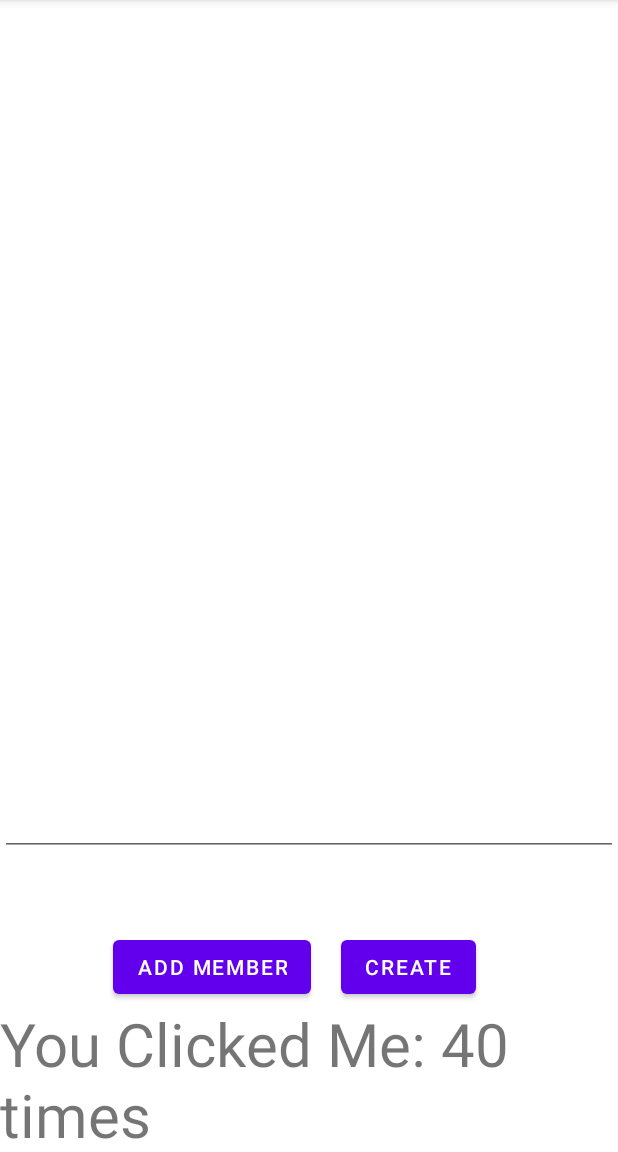
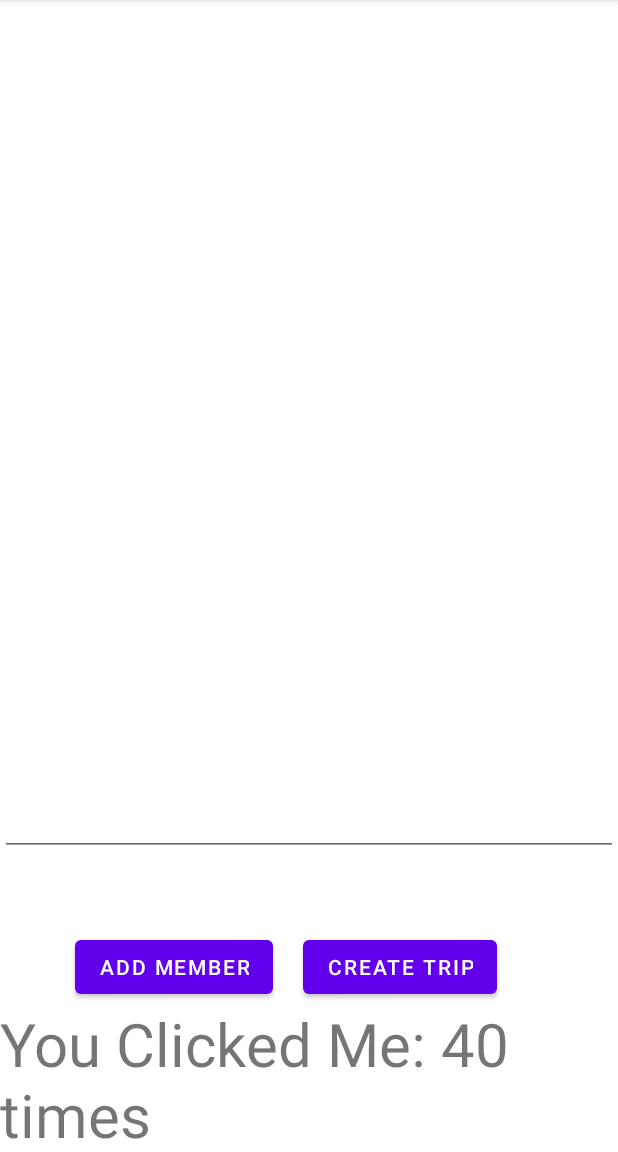
Before and after one commit to s-brajendra/split-expenses, an Android app: the NewTripActivity screen opened directly, with no data from a screen before it, after a tap on "ADD MEMBER", on a phone screen of 412 x 824 dp, the part 84-1236 px from its top. Run offline under Robolectric (Android 15) with nearby library versions, the phone set to English and light mode, and no system bars; our stand-ins replace Room's generated code.

Commit message:
minor changes
minor changes

```diff
--- a/app/src/main/java/com/example/splitexpenses/MainActivity.java
+++ b/app/src/main/java/com/example/splitexpenses/MainActivity.java
@@ -3,6 +3,7 @@ package com.example.splitexpenses;
 import androidx.annotation.NonNull;
 import androidx.appcompat.app.AppCompatActivity;
 
+import android.content.Intent;
 import android.os.Bundle;
 import android.view.MenuItem;
 
@@ -32,6 +33,7 @@ public class MainActivity extends AppCompatActivity implements NavigationBarView
 
     }
 
+
     @Override
     public boolean onNavigationItemSelected(@NonNull MenuItem item) {
         switch (item.getItemId())
@@ -51,4 +53,6 @@ public class MainActivity extends AppCompatActivity implements NavigationBarView
         }
         return false;
     }
+
+
 }
--- a/app/src/main/java/com/example/splitexpenses/NewTripActivity.java
+++ b/app/src/main/java/com/example/splitexpenses/NewTripActivity.java
@@ -6,9 +6,12 @@ import androidx.lifecycle.Observer;
 import androidx.lifecycle.ViewModelProvider;
 import androidx.recyclerview.widget.LinearLayoutManager;
 import androidx.recyclerview.widget.RecyclerView;
+import androidx.room.Room;
+import androidx.room.RoomDatabase;
 
 import android.content.Intent;
 import android.os.Bundle;
+import android.os.Parcelable;
 import android.view.View;
 import android.widget.Button;
 import android.widget.EditText;
@@ -16,27 +19,30 @@ import android.widget.TextView;
 import android.widget.Toast;
 
 import com.example.splitexpenses.adapters.MembersAdapter;
+import com.example.splitexpenses.db.TripAppDatabase;
+import com.example.splitexpenses.db.entity.NewTrip;
+import com.example.splitexpenses.fragments.HomeFragment;
 import com.example.splitexpenses.template_data.MemberCardData;
 
+import java.io.Serializable;
+import java.text.SimpleDateFormat;
 import java.util.ArrayList;
+import java.util.Date;
 
 public class NewTripActivity extends AppCompatActivity {
-
 
     Button btn, btnCreate;
     EditText editText;
     NewTripActivityViewModel newTripActivityViewModel;
     TextView textView;
-
-
     // recycler view
-
     RecyclerView recyclerView;
     //data
     ArrayList<MemberCardData> tripList;
-
     // adapter
     MembersAdapter adapter;
+    public TripAppDatabase tripAppDatabase;
+
 
 
 
@@ -50,6 +56,15 @@ public class NewTripActivity extends AppCompatActivity {
         textView = findViewById(R.id.txtCount);
         recyclerView = findViewById(R.id.addMemberRecyclerView);
 
+
+        tripAppDatabase  = Room.databaseBuilder(
+                getApplicationContext(),
+                TripAppDatabase.class,
+                "TripsDB"
+
+        ).allowMainThreadQueries().build();
+
+
         ArrayList<MemberCardData> memeberList = new ArrayList<>();
 
         newTripActivityViewModel = new ViewModelProvider(this).get(NewTripActivityViewModel.class);
@@ -62,10 +77,10 @@ public class NewTripActivity extends AppCompatActivity {
             public void onChanged(Integer integer) {
                 textView.setText("You Clicked Me: "+integer + " times");
                 editText.setText("");
+            }
 
 
 
-            }
 
         });
 
@@ -83,15 +98,48 @@ public class NewTripActivity extends AppCompatActivity {
                 {
                     // Getting the Current Count
                     newTripActivityViewModel.getAllMembers(str);
-                    for(int i = 0; i <  newTripActivityViewModel.getMembersArray().size(); i++ )
-                    {
-                        Toast.makeText(getApplication(),""+newTripActivityViewModel.getMembersArray().get(i).getMemberName(),Toast.LENGTH_SHORT).show();
-                    }
+
                     recyclerView.setLayoutManager(new LinearLayoutManager(getApplicationContext()));
                     recyclerView.setHasFixedSize(true);
                     recyclerView.setAdapter(adapter);
 
                 }
+
+
+
+                for (int i = 0; i < newTripActivityViewModel.getMembersName().size();i++)
+                {
+                    Toast.makeText(getApplicationContext(), ""+ newTripActivityViewModel.getMembersName().get(i),Toast.LENGTH_SHORT ).show();
+                }
+
+
+            }
+        });
+
+
+        // onclick listner for create trip button, members provided
+        btnCreate.setOnClickListener(new View.OnClickListener() {
+            @Override
+            public void onClick(View v) {
+
+ // for genrating id
+                Date dNow = new Date();
+                SimpleDateFormat ft = new SimpleDateFormat("yyMMddhhmmssMs");
+                String datetime = ft.format(dNow);
+
+
+                // sending data to Home Fragment
+                Intent i = new Intent();
+                ArrayList<String>  membersName  = newTripActivityViewModel.getMembersName();
+               String[] str = new String[membersName.size()];
+
+                for (int j = 0; j < membersName.size(); j++) {
+                    str[j] = membersName.get(j);
+                }
+                i.putExtra("membersName",str);
+                setResult(RESULT_OK,i);
+                finish();
+
 
 
             }
--- a/app/src/main/java/com/example/splitexpenses/NewTripActivityViewModel.java
+++ b/app/src/main/java/com/example/splitexpenses/NewTripActivityViewModel.java
@@ -13,6 +13,23 @@ public class NewTripActivityViewModel extends ViewModel {
     ArrayList<MemberCardData> membersArray = new ArrayList<>();
 
 
+    ArrayList<String> membersName = new ArrayList<>();
+    private int totalMembers;
+
+    public ArrayList<String> getMembersName() {
+        return membersName;
+    }
+
+    public int getTotalMembers() {
+        totalMembers = membersArray.size();
+        return totalMembers;
+    }
+
+
+    public void setCounter(int counter) {
+        this.counter = counter;
+    }
+
     private int counter = 40;
 
     private MutableLiveData<Integer> countLiveData = new MutableLiveData<>();
@@ -26,6 +43,7 @@ public class NewTripActivityViewModel extends ViewModel {
 
     // When user clicks the button
     public ArrayList<MemberCardData> getAllMembers(String str){
+        membersName.add(str);
         MemberCardData temp = new MemberCardData(str);
         membersArray.add(temp);
         counter++;
--- /dev/null
+++ b/app/src/main/java/com/example/splitexpenses/db/NewTripDAO.java
@@ -0,0 +1,38 @@
+package com.example.splitexpenses.db;
+
+
+import androidx.room.Dao;
+import androidx.room.Delete;
+import androidx.room.Insert;
+import androidx.room.Query;
+import androidx.room.Update;
+
+import com.example.splitexpenses.db.entity.NewTrip;
+
+import java.util.List;
+
+@Dao
+public interface NewTripDAO {
+
+    @Insert
+    long addNewTrip(NewTrip newTrip);
+
+    @Update
+    void updateNewTrip(NewTrip newTrip);
+
+    @Delete
+    void deleteNewTrip(NewTrip newTrip);
+
+    @Query("SELECT * FROM ALL_TRIPS ")
+    List<NewTrip> getAllNewTrips();
+
+
+    @Query("SELECT * FROM ALL_TRIPS WHERE trip_id ==:id ")
+    NewTrip getTrip(long id);
+
+
+
+
+
+
+}
--- /dev/null
+++ b/app/src/main/java/com/example/splitexpenses/db/TripAppDatabase.java
@@ -0,0 +1,14 @@
+package com.example.splitexpenses.db;
+
+
+import androidx.room.Database;
+import androidx.room.RoomDatabase;
+
+import com.example.splitexpenses.db.entity.NewTrip;
+
+
+@Database(entities = {NewTrip.class},version = 1)
+public abstract class TripAppDatabase extends RoomDatabase {
+
+    public abstract NewTripDAO getTripsDAO();
+}
--- a/app/src/main/res/layout/activity_new_trip.xml
+++ b/app/src/main/res/layout/activity_new_trip.xml
@@ -28,13 +28,14 @@
             android:layout_width="match_parent"
             android:layout_height="wrap_content"
             android:orientation="horizontal"
+            android:baselineAligned="true"
             >
 
             <Button
                 android:id="@+id/addMemberButton"
                 android:layout_width="wrap_content"
                 android:layout_height="wrap_content"
-                android:layout_marginLeft="75dp"
+                android:layout_marginLeft="50dp"
                 android:layout_marginTop="50dp"
                 android:text="Add Member" />
 
@@ -42,11 +43,10 @@
                 android:id="@+id/createButton"
                 android:layout_width="wrap_content"
                 android:layout_height="wrap_content"
-                android:layout_marginRight="75dp"
+                android:layout_marginLeft="20dp"
                 android:layout_marginTop="50dp"
-                android:layout_marginLeft="20dp"
-                android:text="Create" />
-
+                android:layout_marginRight="65dp"
+                android:text="Create Trip" />
 
 
         </LinearLayout>
```
Also changed, not shown: app/build.gradle (+9 -0 lines), app/src/main/java/com/example/splitexpenses/db/entity/NewTrip.java (added, +58 -0 lines), app/src/main/java/com/example/splitexpenses/fragments/HomeFragment.java (+11 -9 lines), app/src/main/res/layout/fragment_home.xml (+8 -0 lines).
